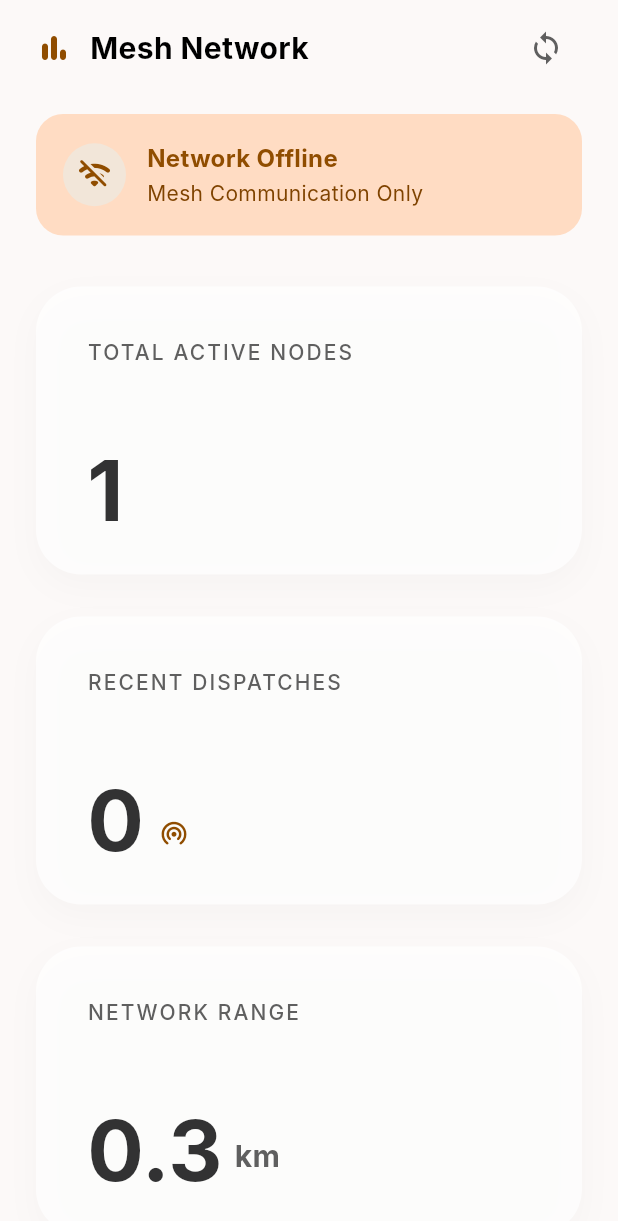
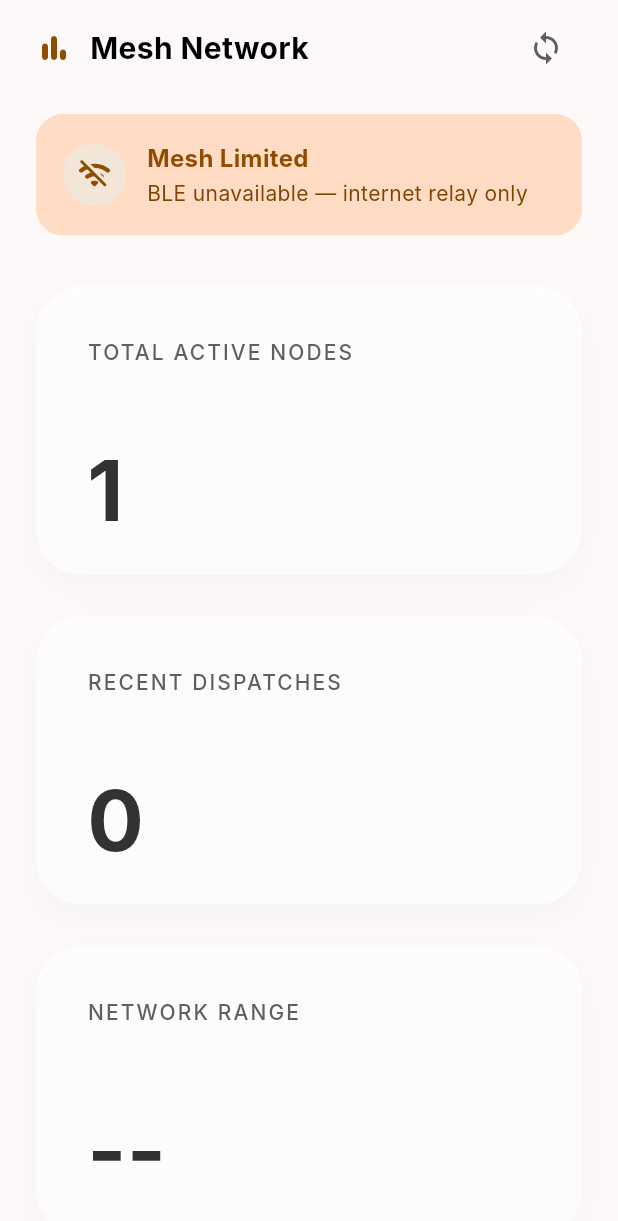
Before and after one commit to SpekyLord/Dispatch, a Flutter app: the CitizenMeshDashboardScreen screen opened directly, on a phone screen of 412 x 824 dp. Shown: the top 1221 px of the screen. Run offline on Flutter 3.47's test engine with Material 3 defaults, Android fonts, the light colour scheme and no system bars; our stand-ins replace dio, equatable, flutter_bloc, flutter_map, flutter_riverpod, geolocator and 7 more; missing offline and left inert: dart:html; accounts and stored records are empty; Roboto replaces fonts that are missing (Inter).

Commit message:
fix(mobile): show real mesh state and replace false metrics with -- on mesh dashboard
- Fix network range showing 0.3 km with no peers: estimatedReach returns 1
  when peers list is empty, so range check now gates on peerCount == 0,
  displaying -- instead of a calculated non-zero value
- Hide km suffix and dispatch icon when no data to avoid misleading labels
- Replace hardcoded status banner with live state: Mesh Offline / Scanning /
  Active (N peers) / Mesh Limited (BLE unavailable — internet relay only)
- Fix scan map label to say "Scanning for nearby nodes..." when peerCount == 0
  instead of showing a false sector size
- On laptop/web builds BLE is unavailable (platform constraint); the device
  still registers as 1 node (itself) and inbox dispatches remain accurate

```diff
--- a/apps/mobile/lib/features/mesh/presentation/citizen_mesh_dashboard_screen.dart
+++ b/apps/mobile/lib/features/mesh/presentation/citizen_mesh_dashboard_screen.dart
@@ -151,7 +151,7 @@ class _CitizenMeshDashboardScreenState
                       ],
                     ),
                     const SizedBox(height: 20),
-                    const _StatusBanner(),
+                    _StatusBanner(transport: transport),
                     const SizedBox(height: 34),
                     _MetricCard(
                       label: 'TOTAL ACTIVE NODES',
@@ -164,20 +164,23 @@ class _CitizenMeshDashboardScreenState
                     _MetricCard(
                       label: 'RECENT DISPATCHES',
                       value: '$recentDispatches',
-                      suffixIcon: Icons.wifi_tethering_rounded,
+                      suffixIcon: recentDispatches > 0
+                          ? Icons.wifi_tethering_rounded
+                          : null,
                     ),
                     const SizedBox(height: 28),
                     _MetricCard(
                       label: 'NETWORK RANGE',
                       value: rangeKm,
-                      trailingText: 'km',
+                      trailingText: rangeKm == '--' ? null : 'km',
                     ),
                     const SizedBox(height: 36),
                     GestureDetector(
                       onTap: widget.onOpenMapTab,
                       child: _ScanMapCard(
-                        scanningLabel:
-                            'Scanning ${transport.estimatedReach * 240}m sector...',
+                        scanningLabel: transport.peerCount > 0
+                            ? 'Scanning ${transport.estimatedReach * 240}m sector...'
+                            : 'Scanning for nearby nodes...',
                       ),
                     ),
                     const SizedBox(height: 34),
@@ -253,8 +256,8 @@ class _CitizenMeshDashboardScreenState
   }
 
   String _rangeKm(MeshTransportService transport) {
-    if (transport.estimatedReach <= 0) return '0.0';
-    final km = (transport.estimatedReach * 0.3).clamp(0.0, 9.9);
+    if (transport.peerCount == 0) return '--';
+    final km = (transport.estimatedReach * 0.3).clamp(0.1, 9.9);
     return km.toStringAsFixed(1);
   }
 
@@ -302,10 +305,35 @@ class _CitizenMeshDashboardScreenState
 }
 
 class _StatusBanner extends StatelessWidget {
-  const _StatusBanner();
+  const _StatusBanner({required this.transport});
+
+  final MeshTransportService transport;
 
   @override
   Widget build(BuildContext context) {
+    final IconData icon;
+    final String title;
+    final String subtitle;
+
+    if (!transport.isDiscovering) {
+      icon = Icons.wifi_off_rounded;
+      title = 'Mesh Offline';
+      subtitle = 'Discovery not started';
+    } else if (transport.peerCount > 0) {
+      icon = Icons.hub_rounded;
+      title = 'Mesh Active';
+      final p = transport.peerCount;
+      subtitle = '$p peer${p == 1 ? '' : 's'} connected';
+    } else if (transport.hasNativeDiscovery) {
+      icon = Icons.wifi_tethering_rounded;
+      title = 'Mesh Scanning';
+      subtitle = 'Looking for nearby nodes\u2026';
+    } else {
+      icon = Icons.wifi_off_rounded;
+      title = 'Mesh Limited';
+      subtitle = 'BLE unavailable \u2014 internet relay only';
+    }
+
     return Container(
       padding: const EdgeInsets.symmetric(horizontal: 18, vertical: 18),
       decoration: BoxDecoration(
@@ -321,25 +349,25 @@ class _StatusBanner extends StatelessWidget {
               color: Color(0xFFF2E6D9),
               shape: BoxShape.circle,
             ),
-            child: const Icon(Icons.wifi_off_rounded, color: dc.primary),
+            child: Icon(icon, color: dc.primary),
           ),
           const SizedBox(width: 14),
-          const Expanded(
+          Expanded(
             child: Column(
               crossAxisAlignment: CrossAxisAlignment.start,
               children: [
                 Text(
-                  'Network Offline',
-                  style: TextStyle(
+                  title,
+                  style: const TextStyle(
                     color: dc.primary,
                     fontSize: 16,
                     fontWeight: FontWeight.w700,
                   ),
                 ),
-                SizedBox(height: 2),
+                const SizedBox(height: 2),
                 Text(
-                  'Mesh Communication Only',
-                  style: TextStyle(color: dc.primaryDim, fontSize: 14),
+                  subtitle,
+                  style: const TextStyle(color: dc.primaryDim, fontSize: 14),
                 ),
               ],
             ),
```
